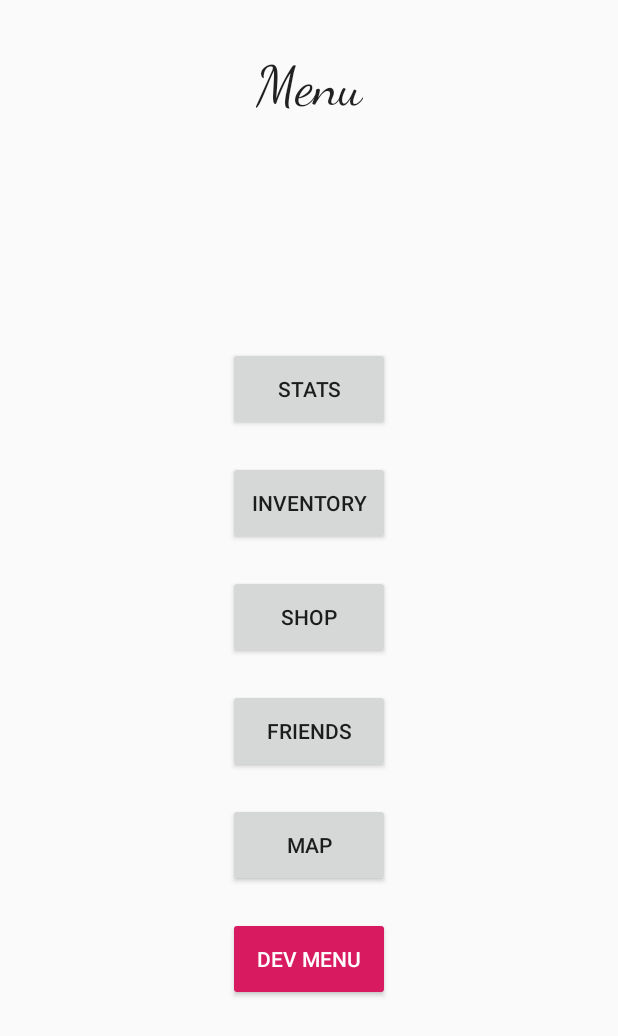
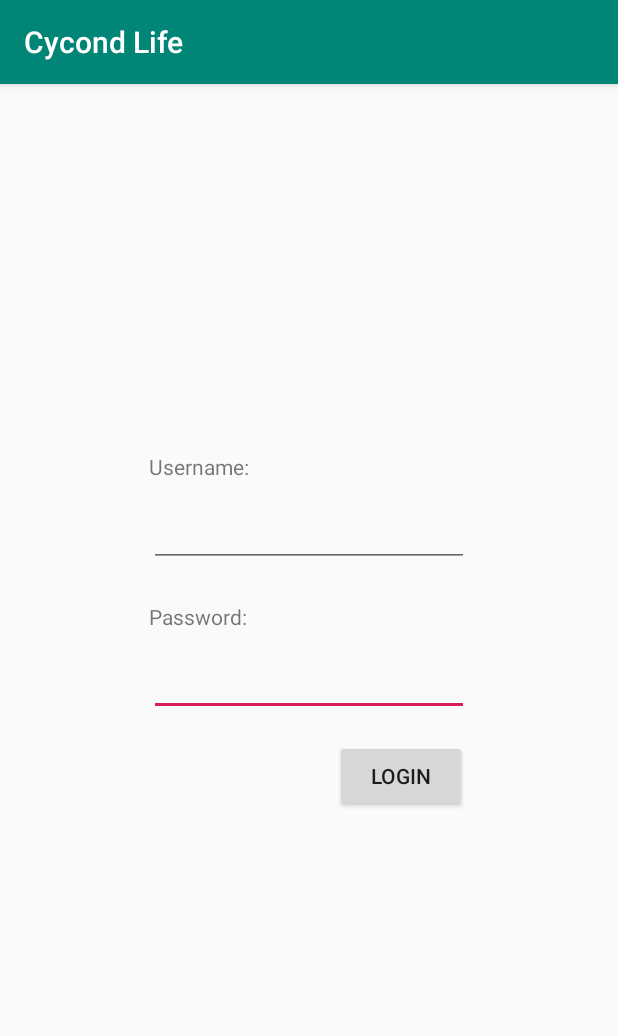
Before and after one commit to Darkonis/Cycond_Life, an Android app: the screen it shows after launch (menu before the commit, Login after it), on a phone screen of 412 x 824 dp. Shown: the top 1036 px of the screen. Run offline under Robolectric (Android 15) with nearby library versions, the phone set to English and light mode, and no system bars; our stand-ins replace Volley.

Commit message:
Made login main activity that checks credentials entered with what is stored on server

```diff
--- a/Frontend/app/src/main/java/com/example/cycondlife/Login.java
+++ b/Frontend/app/src/main/java/com/example/cycondlife/Login.java
@@ -1,13 +1,118 @@
 package com.example.cycondlife;
 
+import android.Manifest;
+import android.content.Context;
+import android.content.Intent;
+import android.content.pm.PackageManager;
+import android.support.v4.app.ActivityCompat;
 import android.support.v7.app.AppCompatActivity;
 import android.os.Bundle;
+import android.util.Log;
+import android.view.View;
+import android.widget.Button;
+import android.widget.TextView;
+
+import com.android.volley.NetworkResponse;
+import com.android.volley.Request;
+import com.android.volley.RequestQueue;
+import com.android.volley.Response;
+import com.android.volley.VolleyError;
+import com.android.volley.toolbox.JsonArrayRequest;
+import com.android.volley.toolbox.JsonObjectRequest;
+import com.android.volley.toolbox.JsonRequest;
+import com.android.volley.toolbox.Volley;
+import android.os.AsyncTask;
+
+import org.json.JSONArray;
+import org.json.JSONException;
+import org.json.JSONObject;
+
+import java.io.DataOutputStream;
+import java.net.HttpURLConnection;
+import java.net.URL;
 
 public class Login extends AppCompatActivity {
+
+    private Button submit;
+    private TextView name;
+    private TextView pass;
+
+    private String JSONURL = "http://cs309-sd-6.misc.iastate.edu:8080/api/accounts";
+    private Context thisContext;
+
 
     @Override
     protected void onCreate(Bundle savedInstanceState) {
         super.onCreate(savedInstanceState);
         setContentView(R.layout.activity_login);
+
+        submit = findViewById(R.id.loginBut);
+        name = findViewById(R.id.username);
+        pass = findViewById(R.id.password);
+
+        thisContext = getApplicationContext();
+
+        if (ActivityCompat.checkSelfPermission(this, Manifest.permission.INTERNET) != PackageManager.PERMISSION_GRANTED) {
+            ActivityCompat.requestPermissions(this, new String[]{Manifest.permission.INTERNET},
+                    1);
+        }
+
+        submit.setOnClickListener(new View.OnClickListener() {
+            @Override
+            public void onClick(View v) {
+                final String userName = name.getText().toString();
+                final String userPass = pass.getText().toString();
+
+                final Intent openMenu = new Intent(Login.this, menu.class);
+
+                // Empty the TextView
+                name.setText("");
+                pass.setText("");
+
+                // Initialize a new RequestQueue instance
+                RequestQueue requestQueue = Volley.newRequestQueue(thisContext);
+                // Initialize a new JsonArrayRequest instance
+                JsonArrayRequest jsonArrayRequest = new JsonArrayRequest(
+                        JSONURL,
+                        new Response.Listener<JSONArray>() {
+                            @Override
+                            public void onResponse(JSONArray response) {
+                                // Do something with response
+
+
+                                // Process the JSON
+                                try {
+                                    // Loop through the array elements
+                                    for (int i = 0; i < response.length(); i++) {
+                                        // Get current json object
+                                        JSONObject info = response.getJSONObject(i);
+                                        String nameToCheck = info.get("username").toString();       //may not need toString, needs testing
+                                        String passToCheck = info.get("password").toString();
+
+                                        if(nameToCheck.equals(userName) && passToCheck.equals(userPass))    {
+                                            startActivity(openMenu);
+                                        }
+                                    }
+                                } catch (JSONException e) {
+                                    e.printStackTrace();
+                                }
+
+                                //Will add text that displays in case of failure to login here
+                            }
+                        },
+                        new Response.ErrorListener() {
+                            @Override
+                            public void onErrorResponse(VolleyError error) {
+                                // Do something when error occurred
+                                Log.i("Cycond Life", "request error");
+                                Log.i("Cycond Life", error.getLocalizedMessage());
+                            }
+                        }
+                );
+
+                // Add JsonArrayRequest to the RequestQueue
+                requestQueue.add(jsonArrayRequest);
+            }
+        });
     }
 }
--- a/Frontend/app/src/main/res/layout/activity_login.xml
+++ b/Frontend/app/src/main/res/layout/activity_login.xml
@@ -10,21 +10,23 @@
         android:id="@+id/password"
         android:layout_width="wrap_content"
         android:layout_height="wrap_content"
+        android:layout_marginTop="11dp"
         android:ems="10"
         android:inputType="textPassword"
         app:layout_constraintEnd_toEndOf="parent"
         app:layout_constraintStart_toStartOf="parent"
-        tools:layout_editor_absoluteY="374dp" />
+        app:layout_constraintTop_toBottomOf="@+id/textView5" />
 
     <EditText
         android:id="@+id/username"
         android:layout_width="wrap_content"
         android:layout_height="wrap_content"
+        android:layout_marginTop="12dp"
         android:ems="10"
         android:inputType="textPersonName"
         app:layout_constraintEnd_toEndOf="parent"
         app:layout_constraintStart_toStartOf="parent"
-        tools:layout_editor_absoluteY="276dp" />
+        app:layout_constraintTop_toBottomOf="@+id/textView4" />
 
     <TextView
         android:id="@+id/textView4"
@@ -47,4 +49,15 @@
         android:text="Password:"
         app:layout_constraintStart_toStartOf="parent"
         app:layout_constraintTop_toBottomOf="@+id/username" />
+
+    <Button
+        android:id="@+id/loginBut"
+        android:layout_width="wrap_content"
+        android:layout_height="wrap_content"
+        android:layout_marginStart="223dp"
+        android:layout_marginLeft="223dp"
+        android:layout_marginTop="16dp"
+        android:text="Login"
+        app:layout_constraintStart_toStartOf="parent"
+        app:layout_constraintTop_toBottomOf="@+id/password" />
 </android.support.constraint.ConstraintLayout>
```
Also changed, not shown: Frontend/app/src/main/AndroidManifest.xml (+7 -5 lines).
